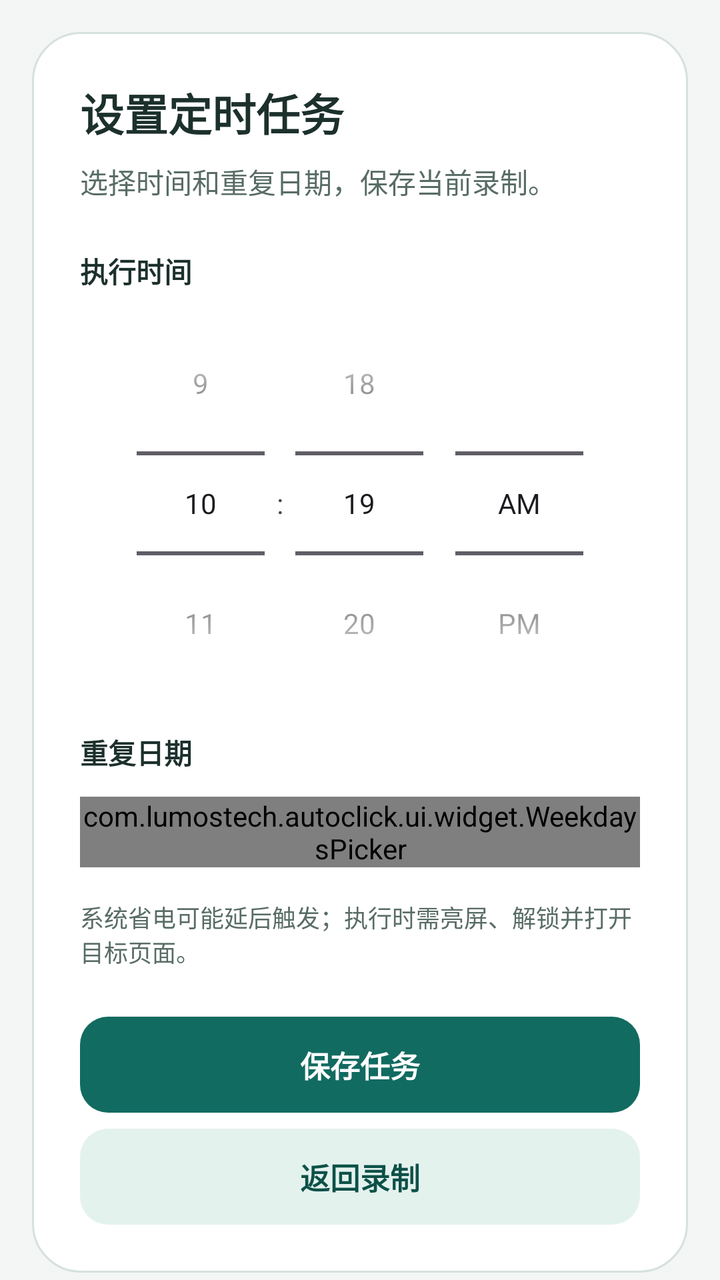
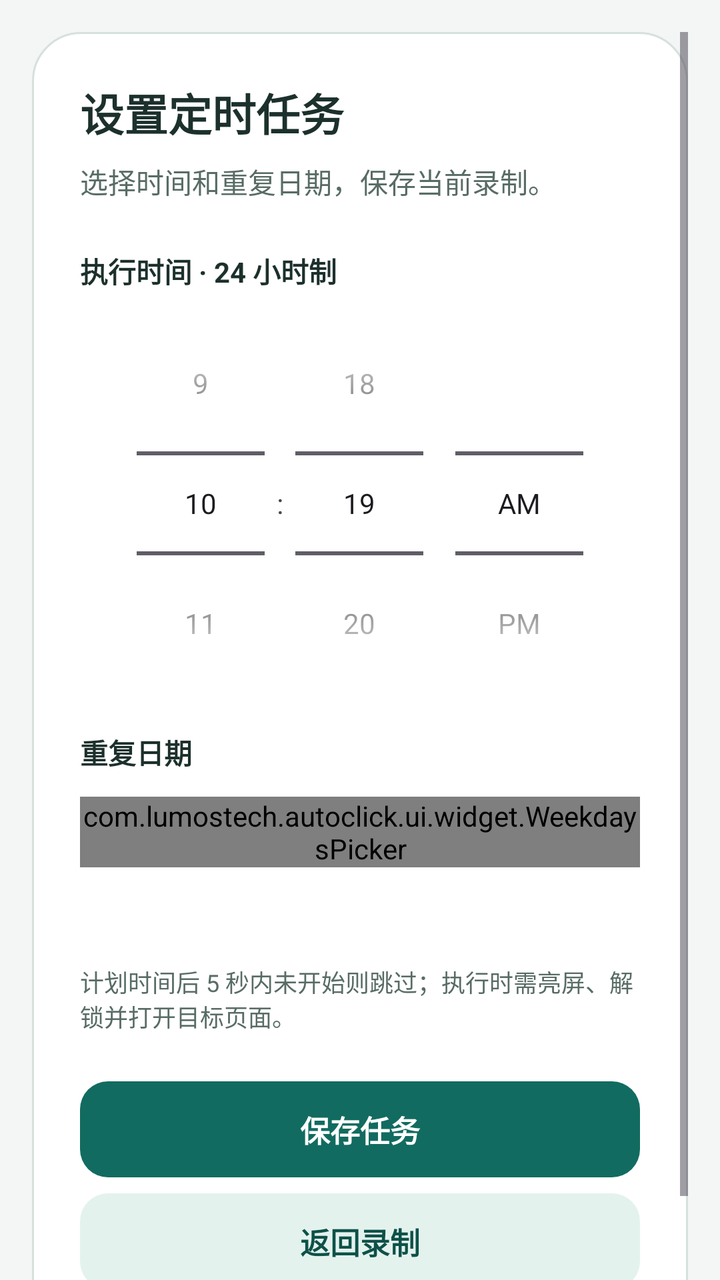

An Android layout rendered at two revisions. The XML below is the earlier revision; the diff shows what the commit changed to produce the second picture.
<!-- AndroidManifest.xml: application theme Theme.MyApp -->
<!-- res/layout/layout_confirm.xml -->
<?xml version="1.0" encoding="utf-8"?>
<layout xmlns:android="http://schemas.android.com/apk/res/android" xmlns:app="http://schemas.android.com/apk/res-auto">
    <data><variable name="confirmEventHandler" type="com.lumostech.autoclick.ConfirmEventHandler" /></data>
    <ScrollView android:layout_width="match_parent" android:layout_height="wrap_content"
        android:fillViewport="true" android:clipToPadding="false" android:padding="16dp">
        <LinearLayout style="@style/AutoclickPanel" android:layout_width="match_parent"
            android:layout_height="wrap_content" android:orientation="vertical">
            <TextView android:id="@+id/dialog_title" android:layout_width="match_parent"
                android:layout_height="wrap_content" android:text="设置定时任务"
                android:textColor="@color/ac_text" android:textSize="22sp" android:textStyle="bold" />
            <TextView android:id="@+id/dialog_message" android:layout_width="match_parent"
                android:layout_height="wrap_content" android:layout_marginTop="8dp"
                android:text="选择时间和重复日期，保存当前录制。"
                android:textColor="@color/ac_text_secondary" android:textSize="14sp" />
            <TextView android:layout_width="match_parent" android:layout_height="wrap_content"
                android:layout_marginTop="24dp" android:text="执行时间" android:textStyle="bold"
                android:textColor="@color/ac_text" android:textSize="14sp" />
            <TimePicker android:id="@+id/timePicker" android:layout_width="wrap_content"
                android:layout_height="wrap_content" android:layout_gravity="center_horizontal"
                android:timePickerMode="spinner" />
            <TextView android:layout_width="match_parent" android:layout_height="wrap_content"
                android:layout_marginTop="8dp" android:layout_marginBottom="12dp" android:text="重复日期"
                android:textStyle="bold" android:textColor="@color/ac_text" android:textSize="14sp" />
            <com.lumostech.autoclick.ui.widget.WeekdaysPicker android:id="@+id/weekdaysPicker"
                android:layout_width="match_parent" android:layout_height="wrap_content"
                app:highlight_color="@color/ac_primary" app:background_color="@color/ac_soft"
                app:text_color="@color/ac_on_primary" app:text_unselected_color="@color/ac_primary_pressed"
                app:sunday_first_day="false" app:weekenddarker="false" />
            <TextView android:layout_width="match_parent" android:layout_height="wrap_content"
                android:layout_marginTop="16dp" android:text="系统省电可能延后触发；执行时需亮屏、解锁并打开目标页面。"
                android:textColor="@color/ac_text_secondary" android:textSize="12sp" />
            <androidx.appcompat.widget.AppCompatButton android:id="@+id/confirm" style="@style/AutoclickButton"
                android:layout_width="match_parent" android:layout_height="wrap_content" android:layout_marginTop="24dp"
                android:background="@drawable/selector_dialog_confirm" android:text="保存任务"
                android:textColor="@color/ac_button_text" android:onClick="@{confirmEventHandler::onConfirmClick}" />
            <androidx.appcompat.widget.AppCompatButton android:id="@+id/cancel" style="@style/AutoclickButton"
                android:layout_width="match_parent" android:layout_height="wrap_content" android:layout_marginTop="8dp"
                android:background="@drawable/selector_dialog_cancel" android:text="返回录制"
                android:textColor="@color/ac_primary_pressed" android:onClick="@{confirmEventHandler::onCancelClick}" />
        </LinearLayout>
    </ScrollView>
</layout>
<!-- resources referenced by this layout -->
<resources>
  <color name="ac_on_primary">#FFFFFF</color>
  <color name="ac_primary">#126B60</color>
  <color name="ac_primary_pressed">#0D5148</color>
  <color name="ac_soft">#E4F2EE</color>
  <color name="ac_text">#1C302C</color>
  <color name="ac_text_secondary">#586C65</color>
  <!-- drawable selector_dialog_cancel (drawable) -->
  <selector xmlns:android="http://schemas.android.com/apk/res/android">
      <item android:state_enabled="false"><shape><solid android:color="@color/ac_disabled" /><corners android:radius="14dp" /></shape></item>
      <item android:state_pressed="true"><shape><solid android:color="@color/ac_border" /><corners android:radius="14dp" /></shape></item>
      <item><shape><solid android:color="@color/ac_soft" /><corners android:radius="14dp" /></shape></item>
  </selector>
  <!-- drawable selector_dialog_confirm (drawable) -->
  <selector xmlns:android="http://schemas.android.com/apk/res/android">
      <item android:state_enabled="false"><shape><solid android:color="@color/ac_disabled" /><corners android:radius="14dp" /></shape></item>
      <item android:state_pressed="true"><shape><solid android:color="@color/ac_primary_pressed" /><corners android:radius="14dp" /></shape></item>
      <item><shape><solid android:color="@color/ac_primary" /><corners android:radius="14dp" /></shape></item>
  </selector>
  <style name="AutoclickButton">
          <item name="android:minHeight">48dp</item>
          <item name="android:textSize">15sp</item>
          <item name="android:textStyle">bold</item>
          <item name="android:textAllCaps">false</item>
          <item name="android:stateListAnimator">@null</item>
          <item name="android:backgroundTint">@null</item>
          <item name="backgroundTint">@null</item>
          <item name="android:paddingLeft">16dp</item>
          <item name="android:paddingRight">16dp</item>
      </style>
  <style name="AutoclickPanel">
          <item name="android:background">@drawable/ac_panel</item>
          <item name="android:padding">24dp</item>
      </style>
  <style name="Theme.MyApp" parent="BaseAutoclickTheme" />
  <color name="ac_disabled">#E0E7E3</color>
  <color name="ac_border">#D6E1DC</color>
  <!-- drawable ac_panel (drawable) -->
  <shape xmlns:android="http://schemas.android.com/apk/res/android">
      <solid android:color="@color/ac_surface" />
      <corners android:radius="24dp" />
      <stroke android:width="1dp" android:color="@color/ac_border" />
  </shape>
  <style name="BaseAutoclickTheme" parent="Theme.Material3.Light.NoActionBar">
          <item name="colorPrimary">@color/ac_primary</item>
          <item name="colorOnPrimary">@color/ac_on_primary</item>
          <item name="colorPrimaryContainer">@color/ac_soft</item>
          <item name="colorOnPrimaryContainer">@color/ac_primary_pressed</item>
          <item name="colorSecondary">@color/ac_primary</item>
          <item name="colorOnSecondary">@color/ac_on_primary</item>
          <item name="colorSurface">@color/ac_surface</item>
          <item name="colorOnSurface">@color/ac_text</item>
          <item name="colorOnSurfaceVariant">@color/ac_text_secondary</item>
          <item name="colorOutline">@color/ac_border</item>
          <item name="colorError">@color/ac_error</item>
          <item name="colorAccent">@color/ac_primary</item>
          <item name="android:colorAccent">@color/ac_primary</item>
          <item name="android:colorBackground">@color/ac_background</item>
          <item name="android:windowLightStatusBar">true</item>
          <item name="android:statusBarColor">@color/ac_background</item>
          <item name="android:navigationBarColor">@android:color/black</item>
          <item name="android:windowActionModeOverlay">true</item>
      </style>
  <color name="ac_surface">#FFFFFF</color>
  <color name="ac_error">#A33D36</color>
  <color name="ac_background">#F3F6F5</color>
</resources>

<!-- the commit's change to res/layout/layout_confirm.xml (unified diff, before → after) -->
@@ -1,6 +1,6 @@
 <?xml version="1.0" encoding="utf-8"?>
 <layout xmlns:android="http://schemas.android.com/apk/res/android" xmlns:app="http://schemas.android.com/apk/res-auto">
-    <data><variable name="confirmEventHandler" type="com.lumostech.autoclick.ConfirmEventHandler" /></data>
+    <data />
     <ScrollView android:layout_width="match_parent" android:layout_height="wrap_content"
         android:fillViewport="true" android:clipToPadding="false" android:padding="16dp">
         <LinearLayout style="@style/AutoclickPanel" android:layout_width="match_parent"
@@ -13,7 +13,7 @@
                 android:text="选择时间和重复日期，保存当前录制。"
                 android:textColor="@color/ac_text_secondary" android:textSize="14sp" />
             <TextView android:layout_width="match_parent" android:layout_height="wrap_content"
-                android:layout_marginTop="24dp" android:text="执行时间" android:textStyle="bold"
+                android:layout_marginTop="24dp" android:text="执行时间 · 24 小时制" android:textStyle="bold"
                 android:textColor="@color/ac_text" android:textSize="14sp" />
             <TimePicker android:id="@+id/timePicker" android:layout_width="wrap_content"
                 android:layout_height="wrap_content" android:layout_gravity="center_horizontal"
@@ -26,17 +26,27 @@
                 app:highlight_color="@color/ac_primary" app:background_color="@color/ac_soft"
                 app:text_color="@color/ac_on_primary" app:text_unselected_color="@color/ac_primary_pressed"
                 app:sunday_first_day="false" app:weekenddarker="false" />
-            <TextView android:layout_width="match_parent" android:layout_height="wrap_content"
-                android:layout_marginTop="16dp" android:text="系统省电可能延后触发；执行时需亮屏、解锁并打开目标页面。"
+            <TextView android:id="@+id/schedule_time_zone" android:layout_width="match_parent"
+                android:layout_height="wrap_content" android:layout_marginTop="16dp"
                 android:textColor="@color/ac_text_secondary" android:textSize="12sp" />
+            <TextView android:id="@+id/schedule_zone_warning" android:layout_width="match_parent"
+                android:layout_height="wrap_content" android:layout_marginTop="8dp" android:visibility="gone"
+                android:text="@string/schedule_zone_changed"
+                android:textColor="@color/ac_error" android:textSize="12sp" />
+            <TextView android:id="@+id/schedule_hint" android:layout_width="match_parent" android:layout_height="wrap_content"
+                android:layout_marginTop="16dp" android:text="计划时间后 5 秒内未开始则跳过；执行时需亮屏、解锁并打开目标页面。"
+                android:textColor="@color/ac_text_secondary" android:textSize="12sp" />
+            <TextView android:id="@+id/schedule_error" android:layout_width="match_parent"
+                android:layout_height="wrap_content" android:layout_marginTop="16dp" android:visibility="gone"
+                android:accessibilityLiveRegion="polite" android:textColor="@color/ac_error" android:textSize="14sp" />
             <androidx.appcompat.widget.AppCompatButton android:id="@+id/confirm" style="@style/AutoclickButton"
                 android:layout_width="match_parent" android:layout_height="wrap_content" android:layout_marginTop="24dp"
                 android:background="@drawable/selector_dialog_confirm" android:text="保存任务"
-                android:textColor="@color/ac_button_text" android:onClick="@{confirmEventHandler::onConfirmClick}" />
+                android:textColor="@color/ac_button_text" />
             <androidx.appcompat.widget.AppCompatButton android:id="@+id/cancel" style="@style/AutoclickButton"
                 android:layout_width="match_parent" android:layout_height="wrap_content" android:layout_marginTop="8dp"
                 android:background="@drawable/selector_dialog_cancel" android:text="返回录制"
-                android:textColor="@color/ac_primary_pressed" android:onClick="@{confirmEventHandler::onCancelClick}" />
+                android:textColor="@color/ac_primary_pressed" />
         </LinearLayout>
     </ScrollView>
 </layout>
<!-- resource entries referenced after the edit -->
@@ -18,6 +18,7 @@
       <item android:state_pressed="true"><shape><solid android:color="@color/ac_primary_pressed" /><corners android:radius="14dp" /></shape></item>
       <item><shape><solid android:color="@color/ac_primary" /><corners android:radius="14dp" /></shape></item>
   </selector>
+  <string name="schedule_zone_changed">当前设备时区已改变。本次修改仍使用原时区；请通过录制设置重新保存任务后再启用。</string>
   <style name="AutoclickButton">
           <item name="android:minHeight">48dp</item>
           <item name="android:textSize">15sp</item>
